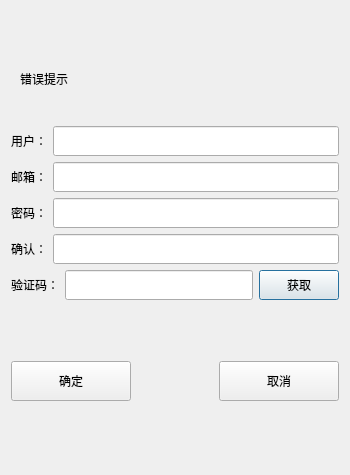
huangyuhan64/wechat, file hyhchat/registdialog.ui: the form before one commit.
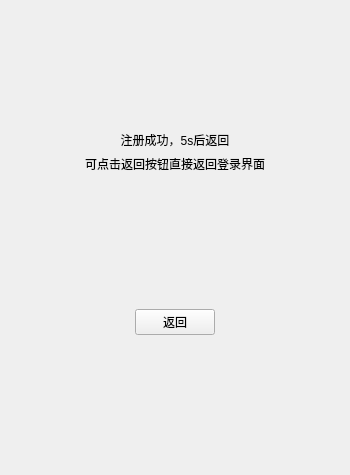
The form after the commit. The open tabs and pages were chosen to show the change. Custom widgets are drawn as their Qt base class.

Commit message: 注册功能完成

Patch:
```diff
--- a/hyhchat/registdialog.ui
+++ b/hyhchat/registdialog.ui
@@ -25,8 +25,54 @@
   <property name="windowTitle">
    <string>Dialog</string>
   </property>
-  <layout class="QVBoxLayout" name="verticalLayout">
-   <item>
+  <property name="layoutDirection">
+   <enum>Qt::LeftToRight</enum>
+  </property>
+  <widget class="QStackedWidget" name="stackedWidget">
+   <property name="geometry">
+    <rect>
+     <x>0</x>
+     <y>0</y>
+     <width>350</width>
+     <height>475</height>
+    </rect>
+   </property>
+   <property name="minimumSize">
+    <size>
+     <width>350</width>
+     <height>475</height>
+    </size>
+   </property>
+   <property name="maximumSize">
+    <size>
+     <width>350</width>
+     <height>475</height>
+    </size>
+   </property>
+   <property name="baseSize">
+    <size>
+     <width>350</width>
+     <height>475</height>
+    </size>
+   </property>
+   <property name="lineWidth">
+    <number>0</number>
+   </property>
+   <property name="currentIndex">
+    <number>0</number>
+   </property>
+   <widget class="QWidget" name="page_3">
+    <widget class="QWidget" name="">
+     <property name="geometry">
+      <rect>
+       <x>11</x>
+       <y>11</y>
+       <width>328</width>
+       <height>453</height>
+      </rect>
+     </property>
+     <layout class="QGridLayout" name="gridLayout">
+      <item row="0" column="0">
     <spacer name="verticalSpacer">
      <property name="orientation">
       <enum>Qt::Vertical</enum>
@@ -42,7 +88,7 @@
      </property>
     </spacer>
    </item>
-   <item>
+      <item row="1" column="0">
     <widget class="QWidget" name="widget" native="true">
      <layout class="QHBoxLayout" name="horizontalLayout_7">
       <item>
@@ -55,7 +101,7 @@
      </layout>
     </widget>
    </item>
-   <item>
+      <item row="2" column="0">
     <layout class="QHBoxLayout" name="horizontalLayout_6">
      <item>
       <widget class="QLabel" name="user_lable">
@@ -94,7 +140,7 @@
      </item>
     </layout>
    </item>
-   <item>
+      <item row="3" column="0">
     <layout class="QHBoxLayout" name="horizontalLayout_5">
      <item>
       <widget class="QLabel" name="email_lable">
@@ -133,7 +179,7 @@
      </item>
     </layout>
    </item>
-   <item>
+      <item row="4" column="0">
     <layout class="QHBoxLayout" name="horizontalLayout_4">
      <item>
       <widget class="QLabel" name="pass_lable">
@@ -170,9 +216,28 @@
        </property>
       </widget>
      </item>
-    </layout>
-   </item>
    <item>
+         <widget class="ClickedLabel" name="pass_visible">
+          <property name="minimumSize">
+           <size>
+            <width>20</width>
+            <height>30</height>
+           </size>
+          </property>
+          <property name="maximumSize">
+           <size>
+            <width>20</width>
+            <height>30</height>
+           </size>
+          </property>
+          <property name="text">
+           <string/>
+          </property>
+         </widget>
+        </item>
+       </layout>
+      </item>
+      <item row="5" column="0">
     <layout class="QHBoxLayout" name="horizontalLayout_3">
      <item>
       <widget class="QLabel" name="confirm_lable">
@@ -209,9 +274,28 @@
        </property>
       </widget>
      </item>
-    </layout>
-   </item>
    <item>
+         <widget class="ClickedLabel" name="confirm_visible">
+          <property name="minimumSize">
+           <size>
+            <width>20</width>
+            <height>30</height>
+           </size>
+          </property>
+          <property name="maximumSize">
+           <size>
+            <width>20</width>
+            <height>30</height>
+           </size>
+          </property>
+          <property name="text">
+           <string/>
+          </property>
+         </widget>
+        </item>
+       </layout>
+      </item>
+      <item row="6" column="0">
     <layout class="QHBoxLayout" name="horizontalLayout_2">
      <item>
       <widget class="QLabel" name="varify_lable_2">
@@ -269,7 +353,7 @@
      </item>
     </layout>
    </item>
-   <item>
+      <item row="7" column="0">
     <spacer name="verticalSpacer_2">
      <property name="orientation">
       <enum>Qt::Vertical</enum>
@@ -285,7 +369,7 @@
      </property>
     </spacer>
    </item>
-   <item>
+      <item row="8" column="0">
     <layout class="QHBoxLayout" name="horizontalLayout">
      <item>
       <widget class="QPushButton" name="sure_btn">
@@ -340,7 +424,7 @@
      </item>
     </layout>
    </item>
-   <item>
+      <item row="9" column="0">
     <spacer name="verticalSpacer_3">
      <property name="orientation">
       <enum>Qt::Vertical</enum>
@@ -358,6 +442,123 @@
    </item>
   </layout>
  </widget>
+   </widget>
+   <widget class="QWidget" name="page_4">
+    <layout class="QVBoxLayout" name="verticalLayout">
+     <item>
+      <spacer name="verticalSpacer_4">
+       <property name="orientation">
+        <enum>Qt::Vertical</enum>
+       </property>
+       <property name="sizeHint" stdset="0">
+        <size>
+         <width>20</width>
+         <height>40</height>
+        </size>
+       </property>
+      </spacer>
+     </item>
+     <item>
+      <widget class="QLabel" name="tip_lb">
+       <property name="text">
+        <string>注册成功，5s后返回</string>
+       </property>
+       <property name="alignment">
+        <set>Qt::AlignCenter</set>
+       </property>
+      </widget>
+     </item>
+     <item>
+      <widget class="QLabel" name="tip_lb2">
+       <property name="text">
+        <string>可点击返回按钮直接返回登录界面</string>
+       </property>
+       <property name="alignment">
+        <set>Qt::AlignCenter</set>
+       </property>
+      </widget>
+     </item>
+     <item>
+      <spacer name="verticalSpacer_5">
+       <property name="orientation">
+        <enum>Qt::Vertical</enum>
+       </property>
+       <property name="sizeHint" stdset="0">
+        <size>
+         <width>20</width>
+         <height>40</height>
+        </size>
+       </property>
+      </spacer>
+     </item>
+     <item>
+      <widget class="QWidget" name="widget_2" native="true">
+       <layout class="QHBoxLayout" name="horizontalLayout_8">
+        <item>
+         <spacer name="horizontalSpacer_2">
+          <property name="orientation">
+           <enum>Qt::Horizontal</enum>
+          </property>
+          <property name="sizeHint" stdset="0">
+           <size>
+            <width>97</width>
+            <height>20</height>
+           </size>
+          </property>
+         </spacer>
+        </item>
+        <item>
+         <widget class="QPushButton" name="return_button">
+          <property name="text">
+           <string>返回</string>
+          </property>
+         </widget>
+        </item>
+        <item>
+         <spacer name="horizontalSpacer_3">
+          <property name="orientation">
+           <enum>Qt::Horizontal</enum>
+          </property>
+          <property name="sizeHint" stdset="0">
+           <size>
+            <width>96</width>
+            <height>20</height>
+           </size>
+          </property>
+         </spacer>
+        </item>
+       </layout>
+      </widget>
+     </item>
+     <item>
+      <spacer name="verticalSpacer_6">
+       <property name="orientation">
+        <enum>Qt::Vertical</enum>
+       </property>
+       <property name="sizeHint" stdset="0">
+        <size>
+         <width>20</width>
+         <height>40</height>
+        </size>
+       </property>
+      </spacer>
+     </item>
+    </layout>
+   </widget>
+  </widget>
+ </widget>
+ <customwidgets>
+  <customwidget>
+   <class>TimerBtn</class>
+   <extends>QPushButton</extends>
+   <header>timerbtn.h</header>
+  </customwidget>
+  <customwidget>
+   <class>ClickedLabel</class>
+   <extends>QLabel</extends>
+   <header>clickedlabel.h</header>
+  </customwidget>
+ </customwidgets>
  <resources/>
  <connections/>
 </ui>
```
Left out of the diff: 2 changed lines with no effect on the pictures. Lines whose indentation alone changed are shown as unchanged. The commit also changes 31 other files.
